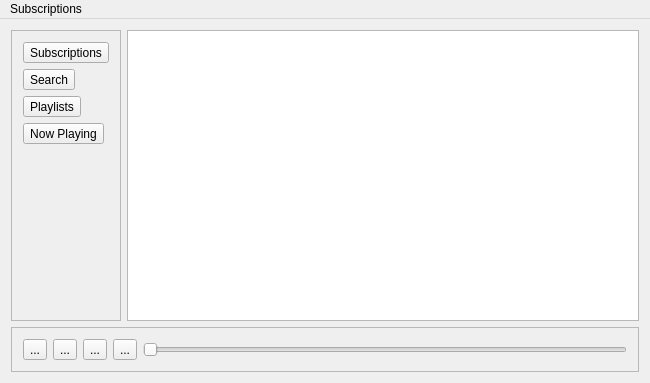
This is player/OboeWindow.ui in peternogg/OboePodcastPlayer as Qt 5 draws it before an edit. The edited form follows.
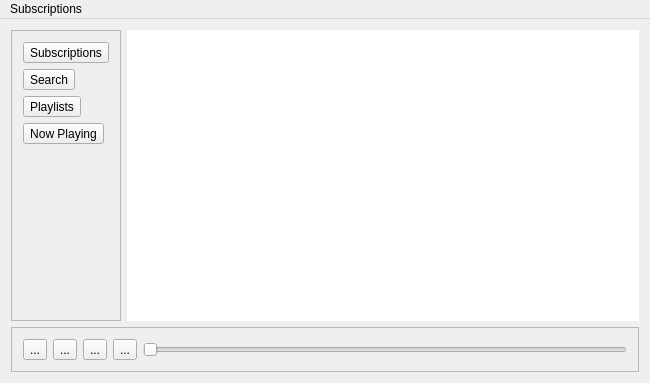
This is the edited form.

Commit message:
Made SubscriptionManager its own Model
* Removed SubscriptionListView and moved its functionality to
  SubscriptionManager
* Changed subscriptionView in the UI to a QTableView

```diff
--- a/player/OboeWindow.ui
+++ b/player/OboeWindow.ui
@@ -35,7 +35,32 @@
          <number>0</number>
         </property>
         <item>
-         <widget class="QListView" name="subscriptionsList"/>
+         <widget class="QTableView" name="subscriptionsList">
+          <property name="sizePolicy">
+           <sizepolicy hsizetype="Expanding" vsizetype="Expanding">
+            <horstretch>0</horstretch>
+            <verstretch>0</verstretch>
+           </sizepolicy>
+          </property>
+          <property name="frameShape">
+           <enum>QFrame::NoFrame</enum>
+          </property>
+          <property name="sizeAdjustPolicy">
+           <enum>QAbstractScrollArea::AdjustToContents</enum>
+          </property>
+          <property name="showGrid">
+           <bool>false</bool>
+          </property>
+          <property name="sortingEnabled">
+           <bool>false</bool>
+          </property>
+          <attribute name="horizontalHeaderDefaultSectionSize">
+           <number>100</number>
+          </attribute>
+          <attribute name="verticalHeaderVisible">
+           <bool>false</bool>
+          </attribute>
+         </widget>
         </item>
        </layout>
       </widget>
```
The commit also changes 7 other files.
